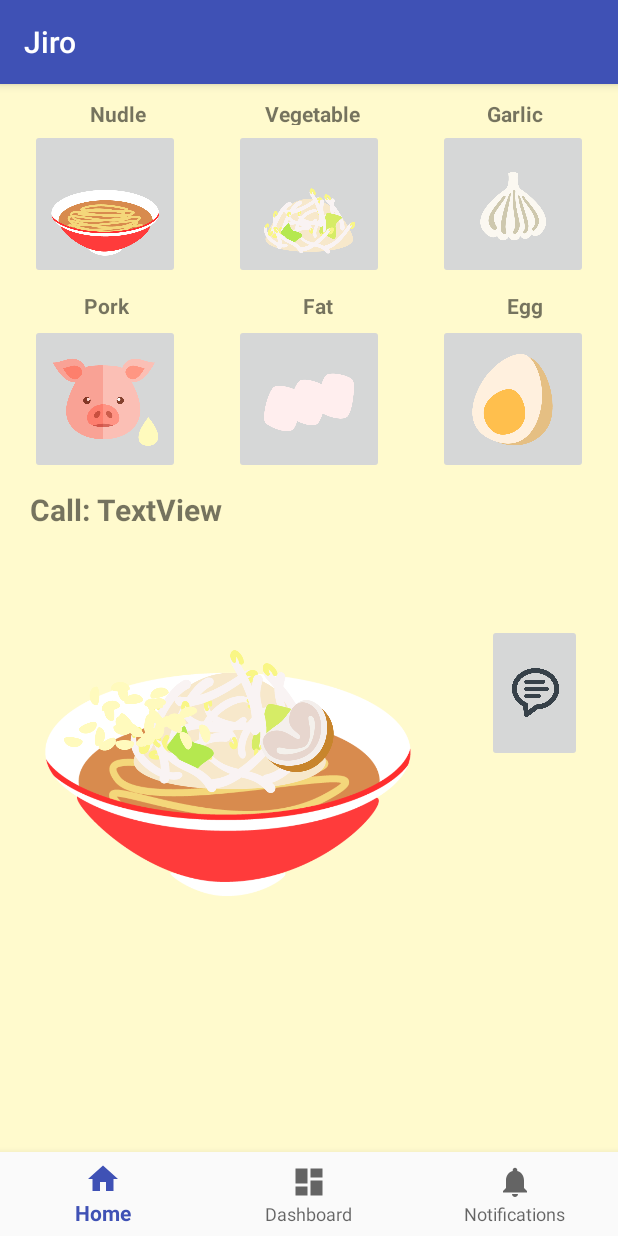
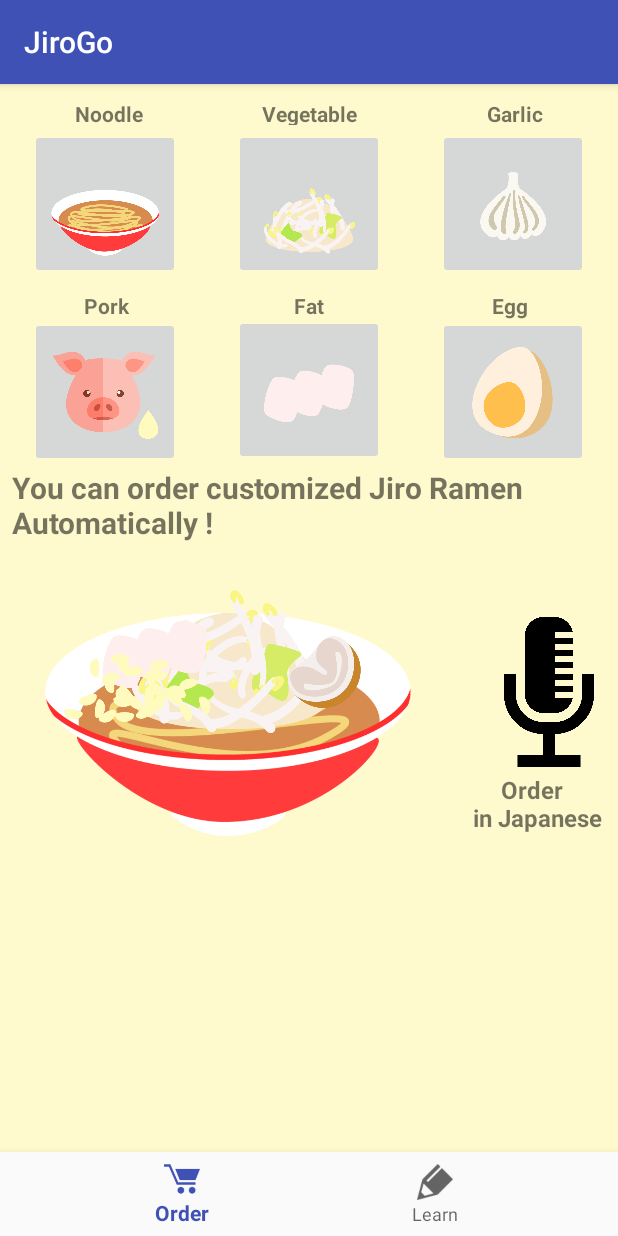
Before and after one commit to mbdevpl/ramen-hackathon, an Android app: the screen it shows after launch (MainActivity), on a phone screen of 412 x 824 dp. Run offline under Robolectric (Android 15) with nearby library versions, the phone set to English and light mode, and no system bars.

Commit message:
fix button design, delete second tab and fragment, fix order button

```diff
--- a/app/src/main/java/com/example/kazuya/jiro/FirstFragment.kt
+++ b/app/src/main/java/com/example/kazuya/jiro/FirstFragment.kt
@@ -188,8 +188,8 @@ class FirstFragment : Fragment(), TextToSpeech.OnInitListener {
         }
 
         view.callButton.setOnClickListener {
-            // ex: men sukuname yasai oome abura (this is Jiro Ramen's Call)
-            speechText = noodleText + vegText + garlicText + oilText
+            // ex: men sukuname yasai ome abura (this is Jiro Ramen's Call)
+            speechText = "$noodleText$vegText$garlicText$oilText でお願いします"
             speakText(speechText)
         }
 
--- a/app/src/main/java/com/example/kazuya/jiro/MainActivity.kt
+++ b/app/src/main/java/com/example/kazuya/jiro/MainActivity.kt
@@ -12,16 +12,12 @@ class MainActivity : AppCompatActivity() {
 
     private val mOnNavigationItemSelectedListener = BottomNavigationView.OnNavigationItemSelectedListener { item ->
         when (item.itemId) {
-            R.id.navigation_home -> {
+            R.id.navigation_call -> {
                 viewPager.currentItem = 0
                 return@OnNavigationItemSelectedListener true
             }
-            R.id.navigation_dashboard -> {
+            R.id.navigation_learn -> {
                 viewPager.currentItem = 1
-                return@OnNavigationItemSelectedListener true
-            }
-            R.id.navigation_notifications -> {
-                viewPager.currentItem = 2
                 return@OnNavigationItemSelectedListener true
             }
         }
@@ -37,13 +33,12 @@ class MainActivity : AppCompatActivity() {
                 return when (position) {
                     0 -> FirstFragment()
                     1 -> SecondFragment()
-                    2 -> ThirdFragment()
                     else -> FirstFragment()
                 }
             }
 
             override fun getCount(): Int {
-                return 3
+                return 2
             }
         }
 
--- a/app/src/main/java/com/example/kazuya/jiro/ThirdFragment.kt
+++ /dev/null
@@ -1,21 +0,0 @@
-package com.example.kazuya.jiro
-
-import android.os.Bundle
-import android.view.ViewGroup
-import android.view.LayoutInflater
-import android.support.v4.app.Fragment
-import android.view.View
-
-
-class ThirdFragment : Fragment() {
-
-    override fun onCreate(savedInstanceState: Bundle?) {
-        super.onCreate(savedInstanceState)
-        print("hello")
-    }
-
-    override fun onCreateView(inflater: LayoutInflater, container: ViewGroup?, savedInstanceState: Bundle?): View? {
-        val view = inflater.inflate(R.layout.fragment_third, null)
-        return view
-    }
-}
--- a/app/src/main/res/layout/fragment_first.xml
+++ b/app/src/main/res/layout/fragment_first.xml
@@ -10,8 +10,8 @@
         android:id="@+id/textView7"
         android:layout_width="wrap_content"
         android:layout_height="wrap_content"
-        android:layout_marginEnd="50dp"
-        android:layout_marginRight="50dp"
+        android:layout_marginEnd="60dp"
+        android:layout_marginRight="60dp"
         android:layout_marginTop="8dp"
         android:text="Egg"
         android:textStyle="bold"
@@ -22,16 +22,23 @@
         android:id="@+id/textView6"
         android:layout_width="wrap_content"
         android:layout_height="wrap_content"
-        android:layout_marginEnd="8dp"
-        android:layout_marginLeft="8dp"
-        android:layout_marginRight="8dp"
-        android:layout_marginStart="8dp"
         android:layout_marginTop="8dp"
         android:text="Fat"
         android:textStyle="bold"
-        app:layout_constraintEnd_toStartOf="@+id/textView7"
-        app:layout_constraintStart_toEndOf="@+id/textView5"
+        app:layout_constraintEnd_toEndOf="parent"
+        app:layout_constraintStart_toStartOf="parent"
         app:layout_constraintTop_toBottomOf="@+id/ramenButton" />
+
+    <ImageButton
+        android:id="@+id/oilButton"
+        android:layout_width="100dp"
+        android:layout_height="100dp"
+        android:layout_marginTop="24dp"
+        android:scaleType="centerInside"
+        app:layout_constraintEnd_toStartOf="@+id/eggButton"
+        app:layout_constraintStart_toEndOf="@+id/porkButton"
+        app:layout_constraintTop_toBottomOf="@+id/ramenButton"
+        app:srcCompat="@drawable/pfat" />
 
     <ImageButton
         android:id="@+id/porkButton"
@@ -39,7 +46,7 @@
         android:layout_height="100dp"
         android:layout_marginLeft="20dp"
         android:layout_marginStart="20dp"
-        android:layout_marginTop="30dp"
+        android:layout_marginTop="25dp"
         android:scaleType="centerInside"
         app:layout_constraintStart_toStartOf="parent"
         app:layout_constraintTop_toBottomOf="@+id/ramenButton"
@@ -92,8 +99,9 @@
         android:layout_marginLeft="8dp"
         android:layout_marginRight="8dp"
         android:layout_marginStart="8dp"
-        android:layout_marginTop="30dp"
+        android:layout_marginTop="25dp"
         android:scaleType="centerInside"
+        android:visibility="gone"
         app:layout_constraintEnd_toStartOf="@+id/eggButton"
         app:layout_constraintStart_toEndOf="@+id/porkButton"
         app:layout_constraintTop_toBottomOf="@+id/vegButton"
@@ -105,7 +113,7 @@
         android:layout_height="100dp"
         android:layout_marginEnd="20dp"
         android:layout_marginRight="20dp"
-        android:layout_marginTop="30dp"
+        android:layout_marginTop="25dp"
         android:scaleType="centerInside"
         app:layout_constraintEnd_toEndOf="parent"
         app:layout_constraintTop_toBottomOf="@+id/vegButton"
@@ -115,7 +123,7 @@
         android:id="@+id/baseImage"
         android:layout_width="300dp"
         android:layout_height="250dp"
-        android:layout_marginTop="300dp"
+        android:layout_marginTop="260dp"
         app:layout_constraintStart_toStartOf="parent"
         app:layout_constraintTop_toTopOf="parent"
         app:srcCompat="@drawable/ramens" />
@@ -126,7 +134,7 @@
         android:layout_height="161dp"
         android:layout_marginLeft="16dp"
         android:layout_marginStart="16dp"
-        android:layout_marginTop="320dp"
+        android:layout_marginTop="280dp"
         app:layout_constraintStart_toStartOf="parent"
         app:layout_constraintTop_toTopOf="parent"
         app:srcCompat="@drawable/vegs" />
@@ -134,18 +142,15 @@
     <TextView
         android:id="@+id/textView"
         android:layout_width="0dp"
-        android:layout_height="40dp"
-        android:layout_marginBottom="8dp"
+        android:layout_height="50dp"
         android:layout_marginEnd="8dp"
-        android:layout_marginLeft="20dp"
+        android:layout_marginLeft="8dp"
         android:layout_marginRight="8dp"
-        android:layout_marginStart="20dp"
-        android:layout_marginTop="8dp"
+        android:layout_marginStart="8dp"
         android:maxLines="2"
-        android:text="Call: TextView"
+        android:text="You can order customized Jiro Ramen Automatically !"
         android:textSize="20sp"
         android:textStyle="bold"
-        app:layout_constraintBottom_toTopOf="@+id/baseVegImage"
         app:layout_constraintEnd_toEndOf="parent"
         app:layout_constraintStart_toStartOf="parent"
         app:layout_constraintTop_toBottomOf="@+id/porkButton" />
@@ -154,10 +159,10 @@
         android:id="@+id/textView2"
         android:layout_width="wrap_content"
         android:layout_height="wrap_content"
-        android:layout_marginLeft="60dp"
-        android:layout_marginStart="60dp"
+        android:layout_marginLeft="50dp"
+        android:layout_marginStart="50dp"
         android:layout_marginTop="10dp"
-        android:text="Nudle"
+        android:text="Noodle"
         android:textStyle="bold"
         app:layout_constraintStart_toStartOf="parent"
         app:layout_constraintTop_toTopOf="parent" />
@@ -190,70 +195,80 @@
         android:id="@+id/textView8"
         android:layout_width="wrap_content"
         android:layout_height="17dp"
-        android:layout_marginEnd="8dp"
-        android:layout_marginLeft="8dp"
-        android:layout_marginRight="8dp"
-        android:layout_marginStart="8dp"
         android:layout_marginTop="10dp"
         android:text="Vegetable"
         android:textStyle="bold"
-        app:layout_constraintEnd_toStartOf="@+id/textView3"
-        app:layout_constraintHorizontal_bias="0.48"
-        app:layout_constraintStart_toEndOf="@+id/textView2"
+        app:layout_constraintEnd_toEndOf="parent"
+        app:layout_constraintStart_toStartOf="parent"
         app:layout_constraintTop_toTopOf="parent" />
 
     <ImageButton
         android:id="@+id/callButton"
-        android:layout_width="63dp"
-        android:layout_height="92dp"
+        android:layout_width="60dp"
+        android:layout_height="100dp"
+        android:layout_marginEnd="16dp"
+        android:layout_marginRight="16dp"
         android:layout_marginTop="100dp"
-        android:scaleType="centerInside"
+        android:background="@android:color/transparent"
+        android:scaleType="fitCenter"
         app:layout_constraintEnd_toEndOf="parent"
-        app:layout_constraintStart_toEndOf="@+id/baseImage"
         app:layout_constraintTop_toBottomOf="@+id/eggButton"
-        app:srcCompat="@drawable/cmt" />
+        app:srcCompat="@drawable/jirocall" />
+
+    <ImageView
+        android:id="@+id/eggImage"
+        android:layout_width="103dp"
+        android:layout_height="64dp"
+        android:layout_marginLeft="148dp"
+        android:layout_marginStart="148dp"
+        android:layout_marginTop="80dp"
+        android:visibility="gone"
+        app:layout_constraintStart_toStartOf="parent"
+        app:layout_constraintTop_toTopOf="@+id/textView"
+        app:srcCompat="@drawable/egg" />
 
     <ImageView
         android:id="@+id/oilImage"
-        android:layout_width="133dp"
-        android:layout_height="83dp"
-        android:layout_marginLeft="96dp"
-        android:layout_marginStart="96dp"
-        android:layout_marginTop="76dp"
-        android:visibility="gone"
+        android:layout_width="134dp"
+        android:layout_height="85dp"
+        android:layout_marginLeft="36dp"
+        android:layout_marginStart="36dp"
+        android:layout_marginTop="80dp"
         app:layout_constraintStart_toStartOf="parent"
-        app:layout_constraintTop_toBottomOf="@+id/textView"
+        app:layout_constraintTop_toTopOf="@+id/textView"
         app:srcCompat="@drawable/pfat" />
-
-    <ImageView
-        android:id="@+id/eggImage"
-        android:layout_width="115dp"
-        android:layout_height="61dp"
-        android:layout_marginLeft="148dp"
-        android:layout_marginStart="148dp"
-        android:layout_marginTop="60dp"
-        android:visibility="gone"
-        app:layout_constraintStart_toStartOf="parent"
-        app:layout_constraintTop_toBottomOf="@+id/textView"
-        app:srcCompat="@drawable/egg" />
 
     <ImageView
         android:id="@+id/porkImage"
         android:layout_width="180dp"
         android:layout_height="118dp"
-        android:layout_marginLeft="110dp"
-        android:layout_marginStart="110dp"
-        android:layout_marginTop="60dp"
+        android:layout_marginLeft="128dp"
+        android:layout_marginStart="128dp"
+        android:layout_marginTop="72dp"
         app:layout_constraintStart_toStartOf="parent"
-        app:layout_constraintTop_toBottomOf="@+id/textView"
+        app:layout_constraintTop_toTopOf="@+id/textView"
         app:srcCompat="@drawable/pork1" />
 
     <ImageView
         android:id="@+id/garlicImage"
         android:layout_width="184dp"
         android:layout_height="119dp"
-        android:layout_marginTop="40dp"
+        android:layout_marginTop="26dp"
         app:layout_constraintStart_toStartOf="parent"
         app:layout_constraintTop_toBottomOf="@+id/textView"
         app:srcCompat="@drawable/garlics" />
+
+    <TextView
+        android:id="@+id/textView4"
+        android:layout_width="95dp"
+        android:layout_height="wrap_content"
+        android:layout_marginEnd="8dp"
+        android:layout_marginRight="8dp"
+        android:layout_marginTop="4dp"
+        android:text="Order \n in Japanese"
+        android:textAlignment="center"
+        android:textSize="16sp"
+        android:textStyle="bold"
+        app:layout_constraintEnd_toEndOf="parent"
+        app:layout_constraintTop_toBottomOf="@+id/callButton" />
 </android.support.constraint.ConstraintLayout>
--- a/app/src/main/res/layout/fragment_second.xml
+++ b/app/src/main/res/layout/fragment_second.xml
@@ -1,9 +1,16 @@
 <?xml version="1.0" encoding="utf-8"?>
 <android.support.constraint.ConstraintLayout xmlns:android="http://schemas.android.com/apk/res/android"
     xmlns:app="http://schemas.android.com/apk/res-auto"
-    android:background="#fffacd"
     xmlns:tools="http://schemas.android.com/tools"
     android:layout_width="match_parent"
-    android:layout_height="match_parent">
+    android:layout_height="match_parent"
+    android:background="#fffacd">
 
+    <WebView
+        android:layout_width="0dp"
+        android:layout_height="0dp"
+        app:layout_constraintBottom_toBottomOf="parent"
+        app:layout_constraintEnd_toEndOf="parent"
+        app:layout_constraintStart_toStartOf="parent"
+        app:layout_constraintTop_toTopOf="parent" />
 </android.support.constraint.ConstraintLayout>
--- a/app/src/main/res/layout/fragment_third.xml
+++ /dev/null
@@ -1,16 +0,0 @@
-<?xml version="1.0" encoding="utf-8"?>
-<android.support.constraint.ConstraintLayout xmlns:android="http://schemas.android.com/apk/res/android"
-    xmlns:app="http://schemas.android.com/apk/res-auto"
-    xmlns:tools="http://schemas.android.com/tools"
-    android:layout_width="match_parent"
-    android:layout_height="match_parent"
-    android:background="#fffacd">
-
-    <WebView
-        android:layout_width="0dp"
-        android:layout_height="0dp"
-        app:layout_constraintBottom_toBottomOf="parent"
-        app:layout_constraintEnd_toEndOf="parent"
-        app:layout_constraintStart_toStartOf="parent"
-        app:layout_constraintTop_toTopOf="parent" />
-</android.support.constraint.ConstraintLayout>
--- a/app/src/main/res/menu/navigation.xml
+++ b/app/src/main/res/menu/navigation.xml
@@ -2,18 +2,13 @@
 <menu xmlns:android="http://schemas.android.com/apk/res/android">
 
     <item
-        android:id="@+id/navigation_home"
-        android:icon="@drawable/ic_home_black_24dp"
-        android:title="@string/title_home" />
+        android:id="@+id/navigation_call"
+        android:icon="@drawable/cart"
+        android:title="@string/title_order" />
 
     <item
-        android:id="@+id/navigation_dashboard"
-        android:icon="@drawable/ic_dashboard_black_24dp"
-        android:title="@string/title_dashboard" />
-
-    <item
-        android:id="@+id/navigation_notifications"
-        android:icon="@drawable/ic_notifications_black_24dp"
-        android:title="@string/title_notifications" />
+        android:id="@+id/navigation_learn"
+        android:icon="@drawable/learn"
+        android:title="@string/title_learn" />
 
 </menu>
--- a/app/src/main/res/values/strings.xml
+++ b/app/src/main/res/values/strings.xml
@@ -1,6 +1,5 @@
 <resources>
-    <string name="app_name">Jiro</string>
-    <string name="title_home">Home</string>
-    <string name="title_dashboard">Dashboard</string>
-    <string name="title_notifications">Notifications</string>
+    <string name="app_name">JiroGo</string>
+    <string name="title_order">Order</string>
+    <string name="title_learn">Learn</string>
 </resources>
```
Also changed, not shown: app/src/main/res/drawable/cart.png (added), app/src/main/res/drawable/jirocall.png (added), app/src/main/res/drawable/learn.png (added).
